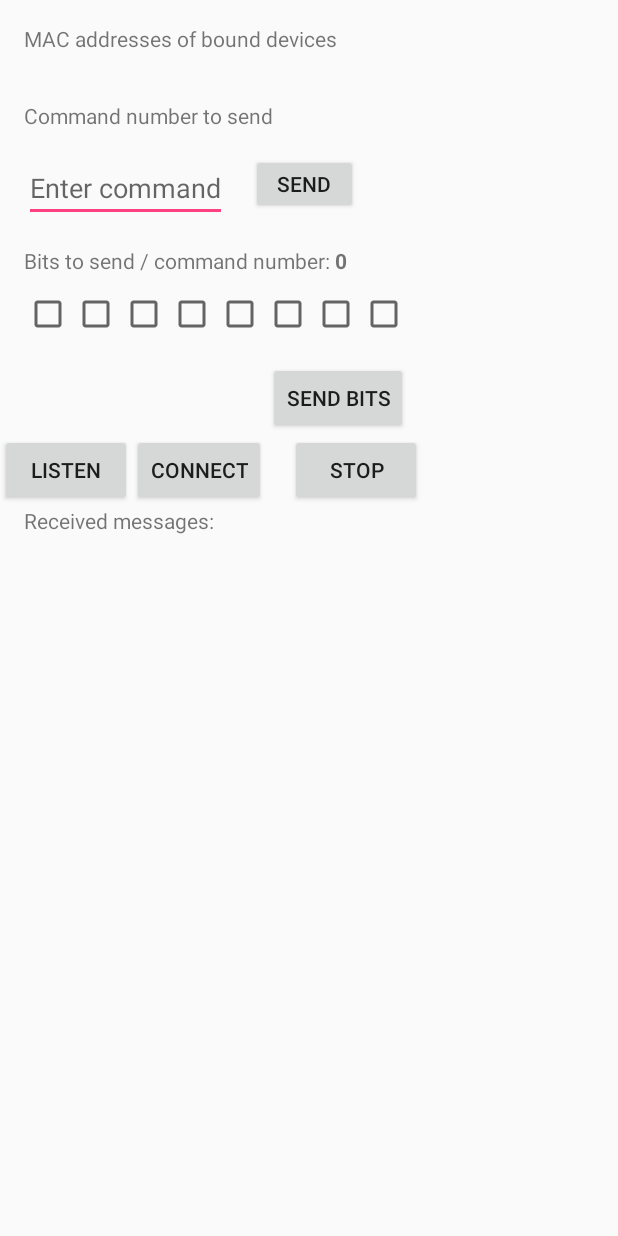
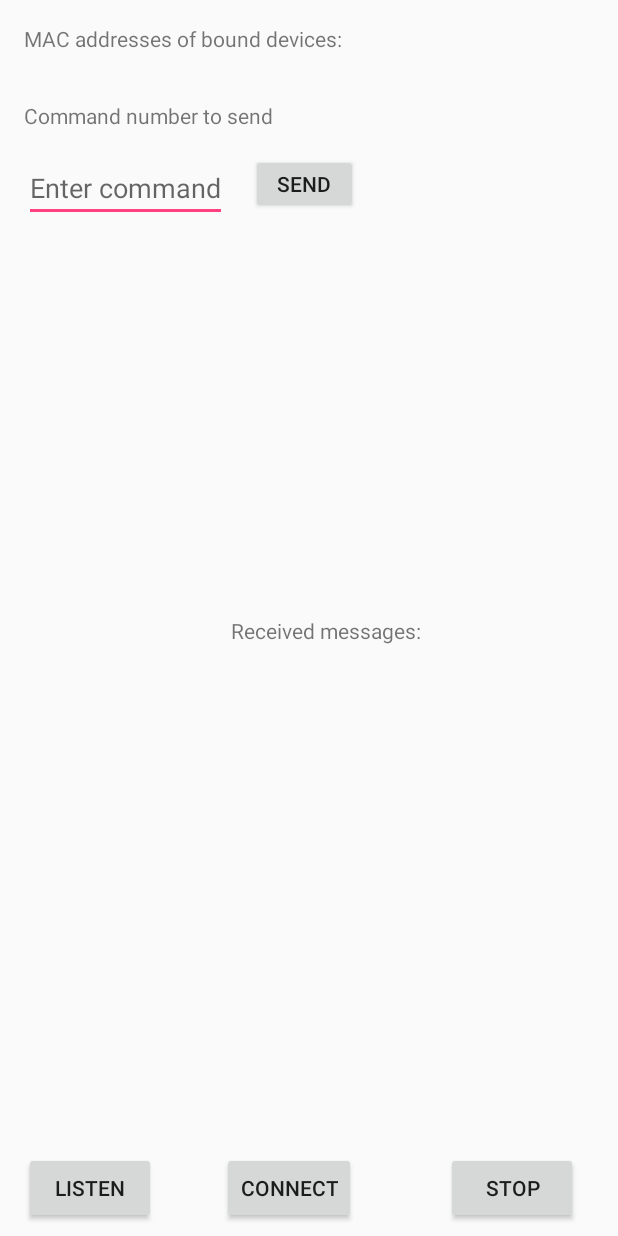
Before and after one commit to Superhamster48/TestBtConnection, an Android app: the screen it shows after launch (MainActivity), on a phone screen of 412 x 824 dp. Run offline under Robolectric (Android 15) with nearby library versions, the phone set to English and light mode, and no system bars.

Commit message:
add chat

```diff
--- a/app/src/main/java/com/nc/check/bt/sample/testbtconnection/MainActivity.java
+++ b/app/src/main/java/com/nc/check/bt/sample/testbtconnection/MainActivity.java
@@ -5,5 +5,22 @@ import android.view.View;
 import android.widget.*;
 
 public class MainActivity extends BaseBluetoothActivity {
+    public void start(View view){
+        btController.start();
+    }
+    public void connect(View view){
+        btController.connect();
+    }
+    public void stop(View view){
+        btController.stop();
+    }
 
+    @Override
+    protected void writeReceivedMessage(String strIncom) {
+        ((TextView)findViewById(R.id.label_data)).setText(strIncom);
+    }
+    public void send(View view){
+        String message = ((TextView)findViewById(R.id.et_cmd)).getText().toString();
+        btController.write(message);
+    }
 }
--- a/app/src/main/res/layout/activity_main.xml
+++ b/app/src/main/res/layout/activity_main.xml
@@ -8,7 +8,7 @@
     tools:context=".MainActivity">
 
     <TextView
-        android:text="MAC addresses of bound devices"
+        android:text="MAC addresses of bound devices: "
         android:id="@+id/label_mac"
         android:layout_width="wrap_content"
         android:layout_height="wrap_content"
@@ -75,166 +75,65 @@
         app:layout_constraintTop_toTopOf="@id/et_cmd"
         android:id="@+id/button_send" />
 
-    <TextView
-        android:id="@+id/label_bits"
-        android:text="Bits to send / command number: "
+    <Button
+        android:id="@+id/btn_accept"
         android:layout_width="wrap_content"
         android:layout_height="wrap_content"
-        android:layout_marginStart="@dimen/activity_horizontal_margin"
-        android:layout_marginEnd="@dimen/activity_horizontal_margin"
-        android:layout_marginTop="@dimen/activity_vertical_margin"
-        android:layout_marginBottom="@dimen/activity_vertical_margin"
+        android:layout_marginBottom="8dp"
+        android:layout_marginLeft="16dp"
+        android:onClick="start"
+        android:text="Listen"
+        app:layout_constraintBottom_toBottomOf="parent"
         app:layout_constraintLeft_toLeftOf="parent"
-        app:layout_constraintTop_toBottomOf="@id/et_cmd"
-        />
-
-    <TextView
-        android:id="@+id/label_bits_cmd"
-        android:text="0"
-        android:layout_width="wrap_content"
-        android:layout_height="wrap_content"
-        android:textStyle="bold"
-        android:layout_marginEnd="@dimen/activity_horizontal_margin"
-        android:layout_marginBottom="@dimen/activity_vertical_margin"
-        app:layout_constraintLeft_toRightOf="@id/label_bits"
-        app:layout_constraintTop_toTopOf="@id/label_bits"
-        />
-
-
-    <TextView
-        android:id="@+id/label_bits_one"
-        android:text="1"
-        android:layout_width="wrap_content"
-        android:layout_height="wrap_content"
-        android:layout_marginTop="@dimen/activity_vertical_margin"
-        android:layout_marginStart="@dimen/activity_horizontal_margin"
-        app:layout_constraintLeft_toLeftOf="parent"
-        app:layout_constraintTop_toBottomOf="@id/label_bits"
-        android:textStyle="bold"
-        android:visibility="invisible"
-        />
-
-    <CheckBox
-        android:id="@+id/cb_1"
-        android:layout_width="wrap_content"
-        android:layout_height="wrap_content"
-        android:layout_marginTop="@dimen/activity_vertical_margin"
-        android:layout_marginStart="@dimen/activity_horizontal_margin"
-        app:layout_constraintLeft_toLeftOf="parent"
-        app:layout_constraintBaseline_toBaselineOf="@id/label_bits_one"
-        />
-
-    <CheckBox
-        android:id="@+id/cb_2"
-        android:layout_width="wrap_content"
-        android:layout_height="wrap_content"
-        app:layout_constraintLeft_toRightOf="@id/cb_1"
-        app:layout_constraintTop_toTopOf="@id/cb_1"
-        />
-
-    <CheckBox
-        android:id="@+id/cb_3"
-        android:layout_width="wrap_content"
-        android:layout_height="wrap_content"
-        app:layout_constraintLeft_toRightOf="@id/cb_2"
-        app:layout_constraintTop_toTopOf="@id/cb_2"
-        />
-
-    <CheckBox
-        android:id="@+id/cb_4"
-        android:layout_width="wrap_content"
-        android:layout_height="wrap_content"
-        app:layout_constraintLeft_toRightOf="@id/cb_3"
-        app:layout_constraintTop_toTopOf="@id/cb_3"
-        />
-
-    <CheckBox
-        android:id="@+id/cb_5"
-        android:layout_width="wrap_content"
-        android:layout_height="wrap_content"
-        app:layout_constraintLeft_toRightOf="@id/cb_4"
-        app:layout_constraintTop_toTopOf="@id/cb_4"
-        />
-
-    <CheckBox
-        android:id="@+id/cb_6"
-        android:layout_width="wrap_content"
-        android:layout_height="wrap_content"
-        app:layout_constraintLeft_toRightOf="@id/cb_5"
-        app:layout_constraintTop_toTopOf="@id/cb_5"
-        />
-
-    <CheckBox
-        android:id="@+id/cb_7"
-        android:layout_width="wrap_content"
-        android:layout_height="wrap_content"
-        app:layout_constraintLeft_toRightOf="@id/cb_6"
-        app:layout_constraintTop_toTopOf="@id/cb_6"
-        />
-
-    <CheckBox
-        android:id="@+id/cb_8"
-        android:layout_width="wrap_content"
-        android:layout_height="wrap_content"
-        app:layout_constraintLeft_toRightOf="@id/cb_7"
-        app:layout_constraintTop_toTopOf="@id/cb_7"
-        />
+        app:layout_constraintTop_toBottomOf="@id/btn_send_bits" />
 
     <Button
-        android:text="Send bits"
-        android:id="@+id/btn_send_bits"
-        android:layout_width="wrap_content"
-        android:layout_height="wrap_content"
-        android:layout_marginTop="@dimen/activity_vertical_margin"
-        android:layout_marginStart="@dimen/activity_horizontal_margin"
-        app:layout_constraintRight_toRightOf="@id/cb_8"
-        app:layout_constraintTop_toBottomOf="@id/cb_8"
-        />
-
-    <Button
-        android:text="Listen"
-        android:id="@+id/btn_accept"
-        android:onClick="start"
-        android:layout_width="wrap_content"
-        android:layout_height="wrap_content"
-        app:layout_constraintLeft_toLeftOf="parent"
-        app:layout_constraintTop_toBottomOf="@id/btn_send_bits"
-        />
-
-    <Button
-        android:text="Connect"
         android:id="@+id/btn_connect"
         android:layout_width="wrap_content"
         android:layout_height="wrap_content"
+        android:layout_marginBottom="8dp"
+        android:layout_marginLeft="56dp"
+        android:layout_marginStart="44dp"
         android:onClick="connect"
+        android:text="Connect"
+        app:layout_constraintBottom_toBottomOf="parent"
         app:layout_constraintLeft_toRightOf="@id/btn_accept"
-        app:layout_constraintTop_toBottomOf="@id/btn_send_bits"
-        />
+        app:layout_constraintStart_toEndOf="@+id/btn_accept"
+        app:layout_constraintTop_toBottomOf="@id/btn_send_bits" />
 
     <Button
-        android:text="Stop"
         android:id="@+id/btn_stop"
         android:layout_width="wrap_content"
         android:layout_height="wrap_content"
-        android:layout_marginStart="@dimen/activity_horizontal_margin"
+        android:layout_marginBottom="8dp"
+        android:layout_marginEnd="8dp"
+        android:layout_marginLeft="36dp"
+        android:layout_marginStart="8dp"
         android:onClick="stop"
+        android:text="Stop"
+        app:layout_constraintBottom_toBottomOf="parent"
+        app:layout_constraintEnd_toEndOf="parent"
+        app:layout_constraintHorizontal_bias="0.939"
         app:layout_constraintLeft_toRightOf="@id/btn_connect"
-        app:layout_constraintTop_toBottomOf="@id/btn_send_bits"
-        />
+        app:layout_constraintStart_toStartOf="parent"
+        app:layout_constraintTop_toBottomOf="@id/btn_send_bits" />
 
 
     <TextView
         android:id="@+id/label_data"
-        android:text="Received messages:\n"
-        android:layout_width="wrap_content"
-        android:layout_height="wrap_content"
-        tools:layout_constraintTop_creator="1"
-        android:layout_marginStart="@dimen/activity_horizontal_margin"
-        android:layout_marginEnd="@dimen/activity_horizontal_margin"
-        android:layout_marginBottom="@dimen/activity_vertical_margin"
+        android:layout_width="134dp"
+        android:layout_height="46dp"
+        android:layout_marginBottom="8dp"
+        android:layout_marginEnd="124dp"
+        android:layout_marginLeft="240dp"
+        android:layout_marginTop="8dp"
+        android:text="Received messages: \n"
+        app:layout_constraintBottom_toTopOf="@+id/btn_connect"
+        app:layout_constraintEnd_toEndOf="parent"
+        app:layout_constraintLeft_toLeftOf="parent"
+        app:layout_constraintTop_toBottomOf="@+id/button_send"
+        app:layout_constraintVertical_bias="0.461"
         tools:layout_constraintLeft_creator="1"
-        app:layout_constraintLeft_toLeftOf="parent"
-        app:layout_constraintTop_toBottomOf="@id/btn_accept"
-        />
+        tools:layout_constraintTop_creator="1" />
 
 </android.support.constraint.ConstraintLayout>
--- a/gradle.properties
+++ b/gradle.properties
@@ -6,7 +6,7 @@
 # http://www.gradle.org/docs/current/userguide/build_environment.html
 # Specifies the JVM arguments used for the daemon process.
 # The setting is particularly useful for tweaking memory settings.
-org.gradle.jvmargs=-Xmx1536m
+org.gradle.jvmargs=-Xmx1024m
 # When configured, Gradle will run in incubating parallel mode.
 # This option should only be used with decoupled projects. More details, visit
 # http://www.gradle.org/docs/current/userguide/multi_project_builds.html#sec:decoupled_projects
```
Also changed, not shown: 2 other files.
